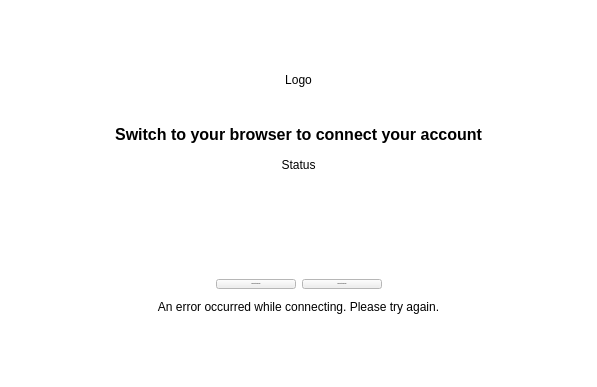
Old version of the form src/gui/wizard/flow2authwidget.ui in the repository nextmcloud/desktop.
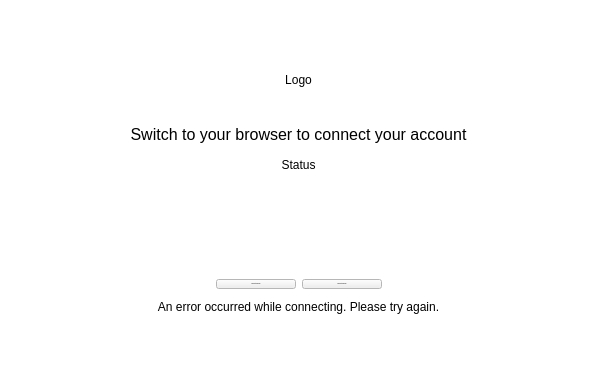
New version of the form.

Commit message: Font changed to Microsoft sans sarif

What changed in the file:
```diff
--- a/src/gui/wizard/flow2authwidget.ui
+++ b/src/gui/wizard/flow2authwidget.ui
@@ -132,10 +132,9 @@
       <widget class="QLabel" name="label">
        <property name="font">
         <font>
-         <family>Segoe UI</family>
+         <family>Microsoft Sans Serif</family>
          <pointsize>12</pointsize>
-         <weight>75</weight>
-         <bold>true</bold>
+         <bold>false</bold>
         </font>
        </property>
        <property name="styleSheet">
```
Left out of the diff: 17 changed lines with no effect on the pictures. The commit also changes 25 other files.
